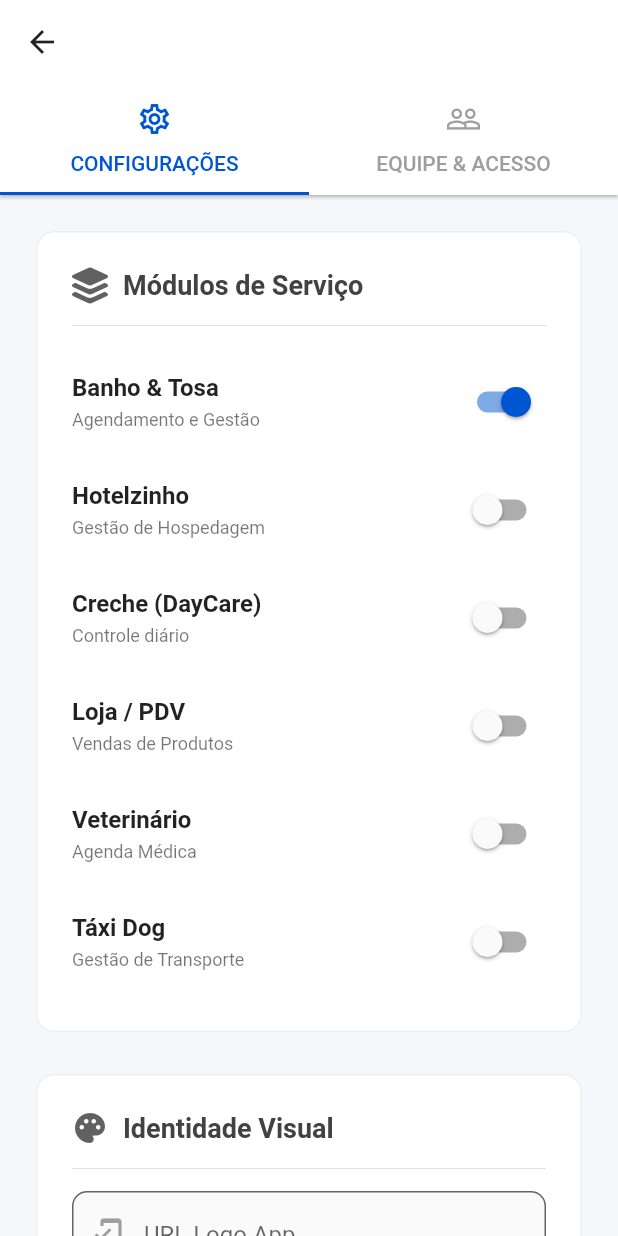
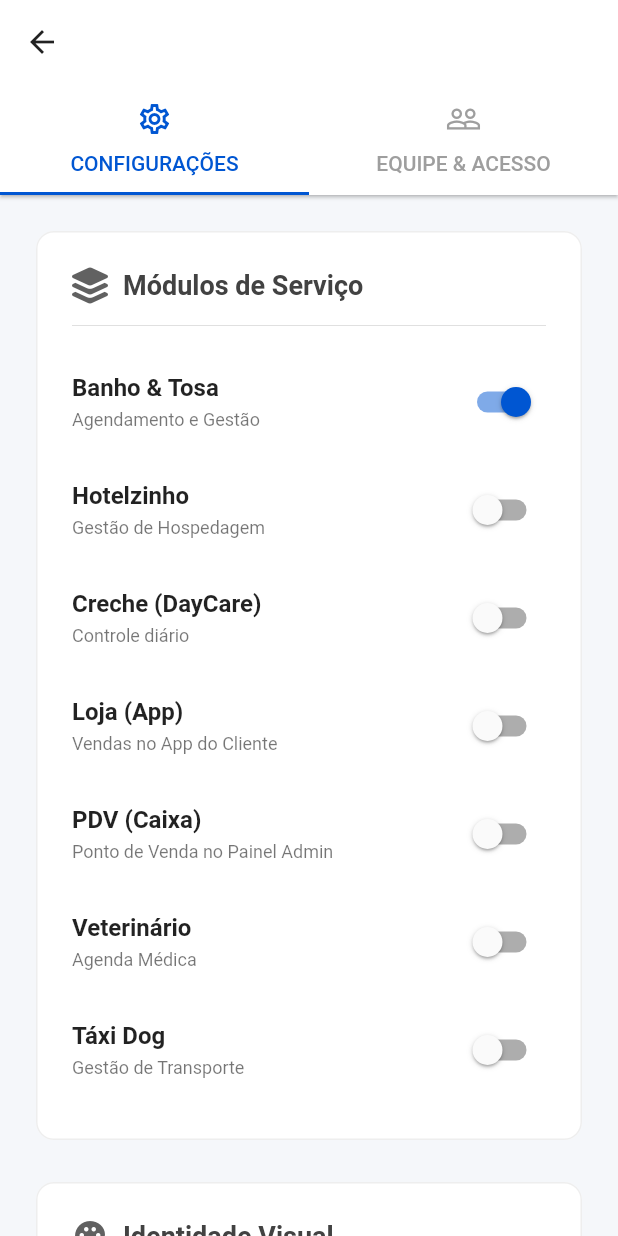
Before and after one commit to darlanv13/agenpets, a Flutter app: the GestaoTenantDetalheView screen opened directly with empty values, on a phone screen of 412 x 824 dp. Run offline on Flutter 3.47's test engine with Material 3 defaults, Android fonts, the phone set to English and light mode, and no system bars; our stand-ins replace cloud_firestore, cloud_functions, firebase_auth, firebase_core, firebase_messaging, firebase_storage and 9 more; missing offline and left inert: cpf_cnpj_validator; accounts and stored records are empty.

```diff
--- a/lib/admin_tenants/views/gestao_tenant_detalhe_view.dart
+++ b/lib/admin_tenants/views/gestao_tenant_detalhe_view.dart
@@ -37,7 +37,8 @@ class _GestaoTenantDetalheViewState extends State<GestaoTenantDetalheView>
   bool _temBanhoTosa = true;
   bool _temHotel = false;
   bool _temCreche = false;
-  bool _temLoja = false;
+  bool _temLoja = false; // "Loja (App)"
+  bool _temPdv = false;  // "PDV (Caixa)"
   bool _temVeterinario = false;
   bool _temTaxi = false;
 
@@ -73,6 +74,7 @@ class _GestaoTenantDetalheViewState extends State<GestaoTenantDetalheView>
           _temHotel = data['tem_hotel'] ?? false;
           _temCreche = data['tem_creche'] ?? false;
           _temLoja = data['tem_loja'] ?? false;
+          _temPdv = data['tem_pdv'] ?? false; // Novo
           _temVeterinario = data['tem_veterinario'] ?? false;
           _temTaxi = data['tem_taxi'] ?? false;
 
@@ -101,6 +103,7 @@ class _GestaoTenantDetalheViewState extends State<GestaoTenantDetalheView>
             'tem_hotel': _temHotel,
             'tem_creche': _temCreche,
             'tem_loja': _temLoja,
+            'tem_pdv': _temPdv, // Novo
             'tem_veterinario': _temVeterinario,
             'tem_taxi': _temTaxi,
             // Mantém compatibilidade reversa se necessário, ou removemos fields antigos
@@ -311,10 +314,16 @@ class _GestaoTenantDetalheViewState extends State<GestaoTenantDetalheView>
             (v) => setState(() => _temCreche = v),
           ),
           _buildSwitch(
-            "Loja / PDV",
-            "Vendas de Produtos",
+            "Loja (App)",
+            "Vendas no App do Cliente",
             _temLoja,
             (v) => setState(() => _temLoja = v),
+          ),
+          _buildSwitch(
+            "PDV (Caixa)",
+            "Ponto de Venda no Painel Admin",
+            _temPdv,
+            (v) => setState(() => _temPdv = v),
           ),
           _buildSwitch(
             "Veterinário",
```
Also changed, not shown: lib/admin_web/admin_web_screen.dart (+7 -6 lines), lib/admin_web/views/pdv_view.dart (renamed from lib/admin_web/views/loja_view.dart, +4 -4 lines).
